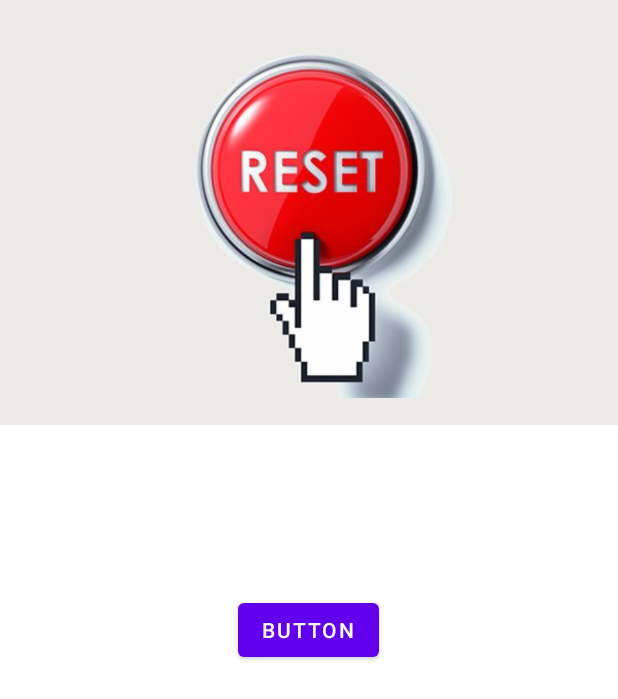
After one commit to chickenkign/baselproject, an Android app: the fragment ResetFragment shown on its own in the app's theme, on a phone screen of 412 x 824 dp. The commit adds this screen. Shown: the top 699 px of the screen. Run offline under Robolectric (Android 15) with nearby library versions, the phone set to English and light mode, and no system bars.

Commit message:
Finished my project

```diff
--- a/app/src/main/java/com/example/baselproject/FirebaseStuff/EveryoneProfileFragment.java
+++ b/app/src/main/java/com/example/baselproject/FirebaseStuff/EveryoneProfileFragment.java
@@ -113,7 +113,7 @@ public class EveryoneProfileFragment extends Fragment {
             @Override
             public void onClick(View v) {
                 FragmentTransaction ft = getActivity().getSupportFragmentManager().beginTransaction();
-                ft.replace(R.id.frameLayoutMain, new HomeRecyclerFragment(email));
+                ft.replace(R.id.frameLayoutMain, new HomeRecyclerFragment(email , ""));
                 ft.commit();
             }
         });
--- /dev/null
+++ b/app/src/main/java/com/example/baselproject/Recycler/ResetFragment.java
@@ -0,0 +1,121 @@
+package com.example.baselproject.Recycler;
+
+import static com.example.baselproject.BluetoothConnectors.MainActivity2.connectedThread;
+
+import android.media.MediaPlayer;
+import android.os.Bundle;
+
+import androidx.fragment.app.Fragment;
+
+import android.view.LayoutInflater;
+import android.view.View;
+import android.view.ViewGroup;
+import android.widget.Button;
+import android.widget.Toast;
+
+import com.example.baselproject.R;
+
+import pl.droidsonroids.gif.GifImageView;
+
+/**
+ * A simple {@link Fragment} subclass.
+ * Use the {@link ResetFragment#newInstance} factory method to
+ * create an instance of this fragment.
+ */
+public class ResetFragment extends Fragment {
+    Button btn ;
+    GifImageView iv ;
+
+    MediaPlayer mp ;
+    // TODO: Rename parameter arguments, choose names that match
+    // the fragment initialization parameters, e.g. ARG_ITEM_NUMBER
+    private static final String ARG_PARAM1 = "param1";
+    private static final String ARG_PARAM2 = "param2";
+
+    // TODO: Rename and change types of parameters
+    private String mParam1;
+    private String mParam2;
+
+    public ResetFragment() {
+        // Required empty public constructor
+    }
+
+    /**
+     * Use this factory method to create a new instance of
+     * this fragment using the provided parameters.
+     *
+     * @param param1 Parameter 1.
+     * @param param2 Parameter 2.
+     * @return A new instance of fragment ResetFragment.
+     */
+    // TODO: Rename and change types and number of parameters
+    public static ResetFragment newInstance(String param1, String param2) {
+        ResetFragment fragment = new ResetFragment();
+        Bundle args = new Bundle();
+        args.putString(ARG_PARAM1, param1);
+        args.putString(ARG_PARAM2, param2);
+        fragment.setArguments(args);
+        return fragment;
+    }
+
+    @Override
+    public void onCreate(Bundle savedInstanceState) {
+        super.onCreate(savedInstanceState);
+        if (getArguments() != null) {
+            mParam1 = getArguments().getString(ARG_PARAM1);
+            mParam2 = getArguments().getString(ARG_PARAM2);
+        }
+    }
+
+    @Override
+    public View onCreateView(LayoutInflater inflater, ViewGroup container,
+                             Bundle savedInstanceState) {
+        // Inflate the layout for this fragment
+        return inflater.inflate(R.layout.fragment_reset, container, false);
+    }
+
+    @Override
+    public void onStart() {
+        super.onStart();
+        connectcomponents();
+    }
+
+    private void connectcomponents() {
+        btn = getView().findViewById(R.id.BTNReset);
+        iv = getView().findViewById(R.id.gifReset);
+        btn.setOnClickListener(new View.OnClickListener() {
+            @Override
+            public void onClick(View v) {
+                Rest();
+            }
+        });
+    }
+    public void Rest()
+    {
+        if(connectedThread !=null) {
+            iv.setImageResource(R.drawable.resetbutton);
+            String cmdText = null;
+            cmdText = "l";
+            connectedThread.write(cmdText);
+            play();
+        }else Toast.makeText(getActivity(), "Bluetooth not connected", Toast.LENGTH_SHORT).show();
+    }
+    public void play(){
+        if(mp == null){
+            mp = MediaPlayer.create(getActivity() , R.raw.click);
+            mp.setOnCompletionListener(new MediaPlayer.OnCompletionListener() {
+                @Override
+                public void onCompletion(MediaPlayer mp) {
+                    stopplay();
+                }
+            });
+        }
+        mp.start();
+    }
+    public void stopplay() {
+        if (mp != null){
+            mp.release();
+            mp = null ;
+        }
+    }
+}
--- /dev/null
+++ b/app/src/main/res/layout/fragment_reset.xml
@@ -0,0 +1,42 @@
+<?xml version="1.0" encoding="utf-8"?>
+<FrameLayout xmlns:android="http://schemas.android.com/apk/res/android"
+    xmlns:app="http://schemas.android.com/apk/res-auto"
+    xmlns:tools="http://schemas.android.com/tools"
+    android:layout_width="match_parent"
+    android:layout_height="match_parent"
+    tools:context=".Recycler.ResetFragment">
+
+    <androidx.constraintlayout.widget.ConstraintLayout
+        android:layout_width="match_parent"
+        android:layout_height="match_parent">
+
+        <pl.droidsonroids.gif.GifImageView
+            android:id="@+id/gifReset"
+            android:layout_width="412dp"
+            android:layout_height="283dp"
+            android:background="#EFEAEA"
+            android:src="@drawable/reset"
+            app:layout_constraintBottom_toBottomOf="parent"
+            app:layout_constraintEnd_toEndOf="parent"
+            app:layout_constraintHorizontal_bias="0.0"
+            app:layout_constraintStart_toStartOf="parent"
+            app:layout_constraintTop_toTopOf="parent"
+            app:layout_constraintVertical_bias="0.0">
+
+        </pl.droidsonroids.gif.GifImageView>
+
+        <Button
+            android:id="@+id/BTNReset"
+            android:layout_width="wrap_content"
+            android:layout_height="wrap_content"
+            android:layout_marginTop="106dp"
+            android:text="Button"
+            app:layout_constraintBottom_toBottomOf="parent"
+            app:layout_constraintEnd_toEndOf="parent"
+            app:layout_constraintHorizontal_bias="0.498"
+            app:layout_constraintStart_toStartOf="parent"
+            app:layout_constraintTop_toBottomOf="@+id/gifReset"
+            app:layout_constraintVertical_bias="0.018" />
+    </androidx.constraintlayout.widget.ConstraintLayout>
+
+</FrameLayout>
--- a/app/src/main/res/layout/homeitem.xml
+++ b/app/src/main/res/layout/homeitem.xml
@@ -81,8 +81,8 @@
 
             <ImageView
                 android:id="@+id/IVHomeItem"
-                android:layout_width="151dp"
-                android:layout_height="211dp"
+                android:layout_width="119dp"
+                android:layout_height="215dp"
                 app:layout_constraintBottom_toBottomOf="parent"
                 app:layout_constraintEnd_toEndOf="parent"
                 app:layout_constraintHorizontal_bias="0.0"
```
Also changed, not shown: app/src/main/java/com/example/baselproject/FirebaseStuff/ProfileFragment.java (+12 -0 lines), app/src/main/java/com/example/baselproject/Recycler/HomeRecyclerFragment.java (+7 -1 lines), app/src/main/res/drawable/reset.jpg (added), 1 other file.
